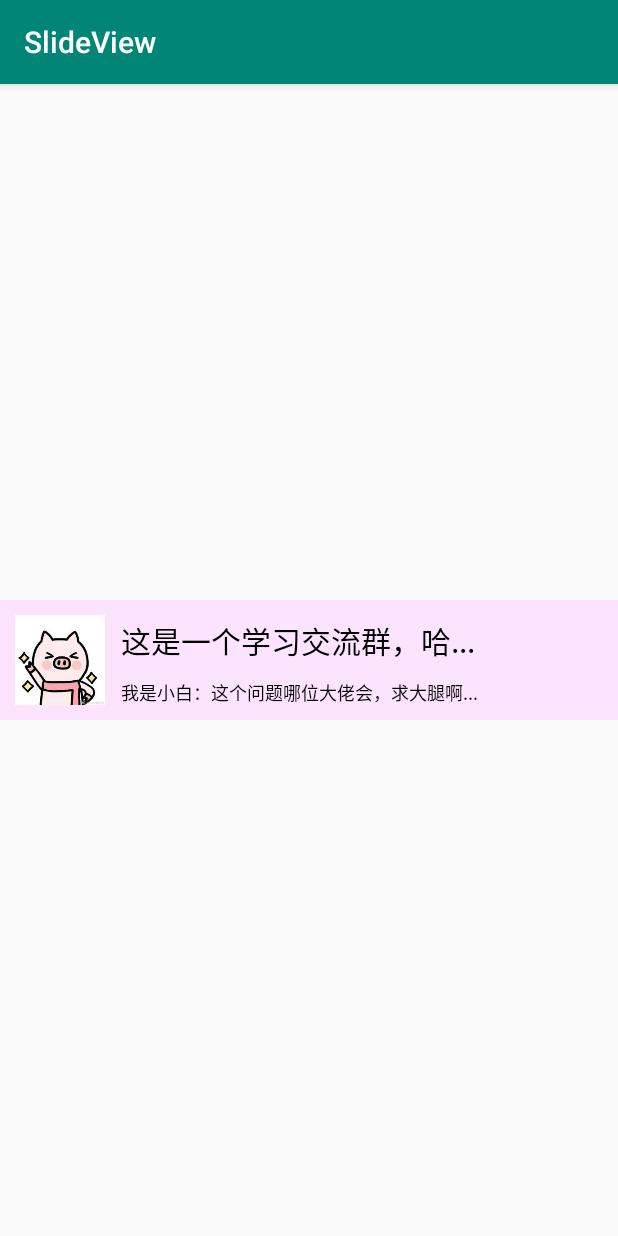
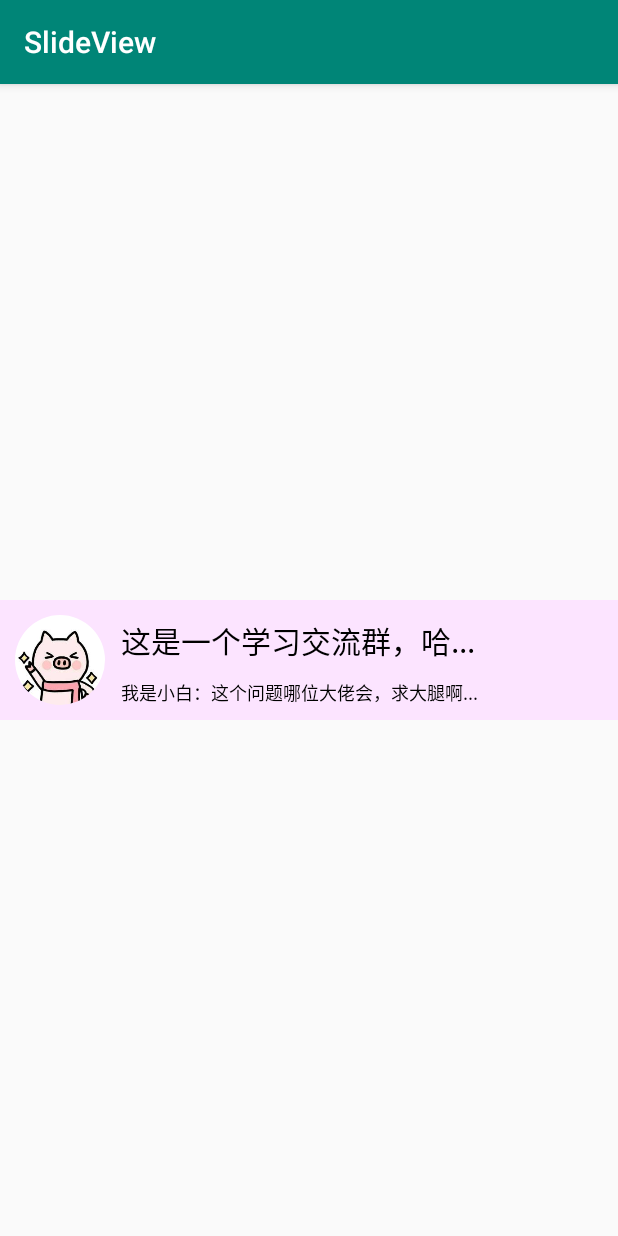
Before and after one commit to crekerliqiang/SlideView, an Android app: the screen it shows after launch (MainActivity), on a phone screen of 412 x 824 dp. Run offline under Robolectric (Android 15) with nearby library versions, the phone set to English and light mode, and no system bars; libraries missing offline, so code that uses them is left out: com.squareup.leakcanary; 1 statement that could not run was skipped.

Commit message:
将头像换成圆形[使用Xfermode]

```diff
--- a/app/src/main/java/com/cerkerli/slideview/MainActivity.java
+++ b/app/src/main/java/com/cerkerli/slideview/MainActivity.java
@@ -10,26 +10,28 @@ import demo.com.library.view.SlideView;
 
 public class MainActivity extends AppCompatActivity {
 
-    SlideView view;
+    SlideView slideView;
 
     @Override
     protected void onCreate(Bundle savedInstanceState) {
         super.onCreate(savedInstanceState);
         setContentView(R.layout.activity_main);
-        view = findViewById(R.id.slide_view1);
-        view.setOnClickListener(new Listener.OnMenuClickListener() {
+
+
+        slideView = findViewById(R.id.slide_view1);
+        slideView.setOnClickListener(new Listener.OnMenuClickListener() {
             @Override
             public void onClick(int id) {
                 switch(id){
 
                     case R.id.menu_a:
-                        Util.toast("点击菜单A");
+                        Util.toast("点击 删除");
                         break;
                     case R.id.menu_b:
-                        Util.toast("点击菜单B");
+                        Util.toast("点击 设为未读");
                         break;
                     case R.id.sure_delete:
-                        Util.toast("点击确认删除");
+                        Util.toast("点击 确认删除");
                         break;
                     case R.id.long_press:
                         Util.toast("长按");
--- a/app/src/main/res/layout/activity_main.xml
+++ b/app/src/main/res/layout/activity_main.xml
@@ -1,13 +1,12 @@
 <?xml version="1.0" encoding="utf-8"?>
-<android.support.constraint.ConstraintLayout xmlns:android="http://schemas.android.com/apk/res/android"
+<android.support.constraint.ConstraintLayout
+    xmlns:android="http://schemas.android.com/apk/res/android"
     xmlns:tools="http://schemas.android.com/tools"
     android:layout_width="match_parent"
     android:layout_height="match_parent"
     xmlns:app="http://schemas.android.com/apk/res-auto"
     android:orientation="horizontal"
     tools:context=".MainActivity">
-
-
     <demo.com.library.view.SlideView
         android:id="@+id/slide_view1"
         android:layout_width="wrap_content"
@@ -40,7 +39,37 @@
         app:menu_b_background="@color/colorGray"
         app:menu_b_text="@string/set"
         app:menu_b_text_size="20sp"
-        app:menu_b_aspect="1.2"
-        />
+        app:menu_b_aspect="1.2"/>
+    <!--<demo.com.library.view.SlideView-->
+        <!--android:id="@+id/slide_view2"-->
+        <!--android:layout_width="wrap_content"-->
+        <!--android:layout_height="80dp"-->
+        <!--app:layout_constraintStart_toStartOf="parent"-->
+        <!--app:layout_constraintEnd_toEndOf="parent"-->
+        <!--app:layout_constraintTop_toBottomOf="@id/slide_view1"-->
+        <!--android:background="@color/colorBackground"-->
 
+        <!--app:image_src="@drawable/crekerli_pig"-->
+        <!--app:image_margin_start="10dp"-->
+        <!--app:image_slide_length="60dp"-->
+
+        <!--app:title_text="@string/title"-->
+        <!--app:title_text_size="20sp"-->
+        <!--app:title_text_color="@color/colorBlack"-->
+        <!--app:title_text_margin_start="10dp"-->
+
+        <!--app:message_text="@string/message"-->
+        <!--app:message_text_size="12sp"-->
+        <!--app:message_text_color="@color/colorBlack"-->
+        <!--app:message_text_margin_start="10dp"-->
+
+        <!--app:menu_a_background="@color/colorRed"-->
+        <!--app:menu_a_text="@string/delete"-->
+        <!--app:menu_a_text_size="20sp"-->
+        <!--app:menu_a_aspect="1"-->
+
+        <!--app:menu_b_background="@color/colorGray"-->
+        <!--app:menu_b_text="@string/set"-->
+        <!--app:menu_b_text_size="20sp"-->
+        <!--app:menu_b_aspect="1.2"/>-->
 </android.support.constraint.ConstraintLayout>
--- a/library/src/main/java/demo/com/library/view/SlideView.java
+++ b/library/src/main/java/demo/com/library/view/SlideView.java
@@ -7,6 +7,9 @@ import android.content.res.TypedArray;
 import android.graphics.Bitmap;
 import android.graphics.Canvas;
 import android.graphics.Paint;
+import android.graphics.PorterDuff;
+import android.graphics.PorterDuffXfermode;
+import android.graphics.Xfermode;
 import android.support.annotation.Nullable;
 import android.support.v4.view.GestureDetectorCompat;
 import android.util.AttributeSet;
@@ -66,6 +69,11 @@ public class SlideView extends View {
      * Paint : 绘制Image的Bitmap
      */
     private Paint paintImageBitmap = new Paint(Paint.ANTI_ALIAS_FLAG);
+    /**
+     * Paint : 绘制Image的Bitmap的背景
+     */
+    private Paint paintImageBitmapBackground = new Paint(Paint.ANTI_ALIAS_FLAG);
+
     /**
      * Paint : 绘制Message的文本
      */
@@ -134,6 +142,10 @@ public class SlideView extends View {
      * 开发者没有设置 image 时，就不绘制bitmap
      */
     private boolean isDrawBitmap;
+    /**
+     * 设置Xformode
+     */
+    private Xfermode xfermode;
 
     //Title 相关
     /**
@@ -359,6 +371,9 @@ public class SlideView extends View {
             isDrawBitmap = true;
         }
         bitmap = Util.getBitmap(imageSource,imageSlideLength);
+        //设置Xformode
+        xfermode = new PorterDuffXfermode(PorterDuff.Mode.SRC_IN);
+
         //2.Title
         titleText = typedArray.getString(R.styleable.SlideView_title_text);
         if(titleText == null)titleText = TITLE_TEXT_DEFAULT;
@@ -499,7 +514,22 @@ public class SlideView extends View {
         //移动
         canvas.translate(menuTextString.size() * menuBackgroundWidthAverage * (scaleWholeViewRatioX - 1f),0);
         //绘制 image
-        if(isDrawBitmap)canvas.drawBitmap(bitmap,imageMarginStart, (getHeight() - bitmap.getHeight())>>1, paintImageBitmap);
+        if(isDrawBitmap){
+            //开启离屏缓冲
+            canvas.saveLayer(null,null,Canvas.ALL_SAVE_FLAG);
+            //绘制背景
+            canvas.drawCircle(imageMarginStart + (bitmap.getWidth()>>1),
+                    getHeight()>>1,bitmap.getWidth()>>1,
+                    paintImageBitmapBackground);
+            paintImageBitmap.setXfermode(xfermode);
+
+            //绘制Image
+            canvas.drawBitmap(bitmap,imageMarginStart, (getHeight() - bitmap.getHeight())>>1, paintImageBitmap);
+
+            //清空以及恢复
+            paintImageBitmap.setXfermode(null);
+            canvas.restore();
+        }
         //绘制 title
         canvas.drawText(titleText,titleTextOffsetX ,titleTextOffsetY , paintTitleText);
         //绘制message
```
Also changed, not shown: 11 other files.
